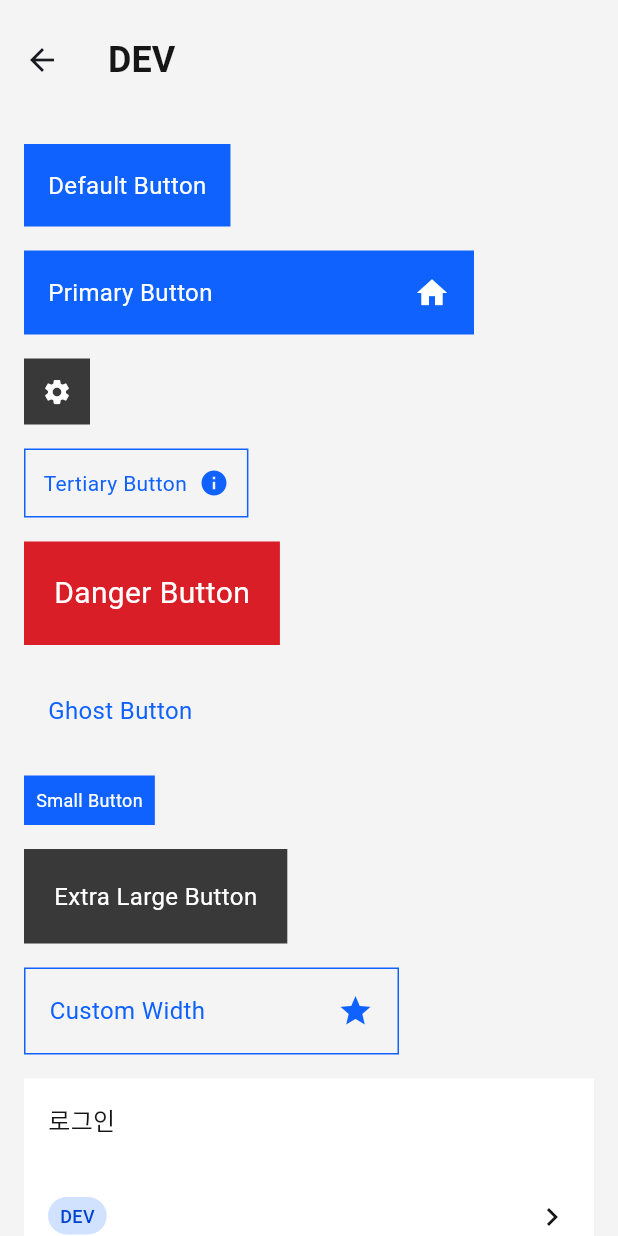
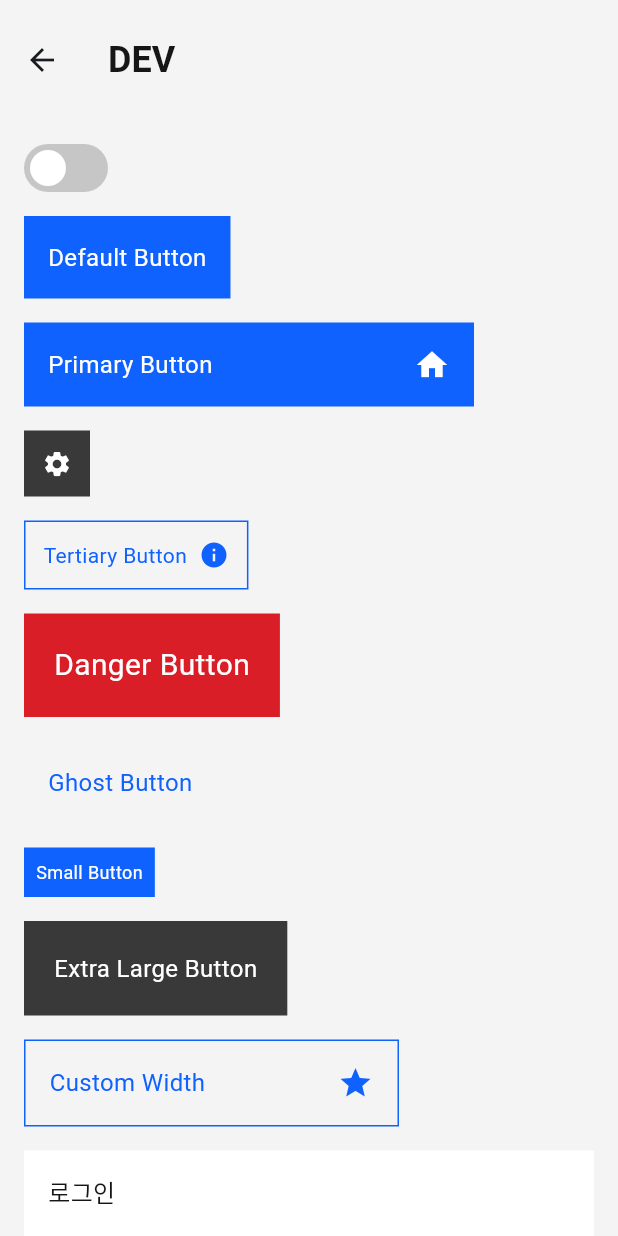
Before and after one commit to joonseo1227/LetsMerge-FE, a Flutter app: the DevPage screen opened directly, on a phone screen of 412 x 824 dp. Run offline on Flutter 3.47's test engine with Material 3 defaults, Android fonts, the light colour scheme and no system bars; our stand-ins replace firebase_auth, firebase_core, flutter_riverpod; accounts and stored records are empty; Roboto replaces fonts that are missing (Pretendard).

Commit message:
feat: c_switch.dart 추가

```diff
--- a/lib/screens/dev_page.dart
+++ b/lib/screens/dev_page.dart
@@ -5,9 +5,17 @@ import 'package:letsmerge/screens/auth/sign_up_page.dart';
 import 'package:letsmerge/screens/settings_page.dart';
 import 'package:letsmerge/widgets/c_button.dart';
 import 'package:letsmerge/widgets/c_ink_well.dart';
+import 'package:letsmerge/widgets/c_switch.dart';
 
-class DevPage extends StatelessWidget {
+class DevPage extends StatefulWidget {
   const DevPage({super.key});
+
+  @override
+  State<DevPage> createState() => _DevPageState();
+}
+
+class _DevPageState extends State<DevPage> {
+  bool isSwitched = false;
 
   @override
   Widget build(BuildContext context) {
@@ -21,6 +29,15 @@ class DevPage extends StatelessWidget {
           child: Column(
             crossAxisAlignment: CrossAxisAlignment.start,
             children: [
+              CSwitch(
+                value: isSwitched,
+                onChanged: (value) {
+                  setState(() {
+                    isSwitched = value;
+                  });
+                },
+              ),
+              SizedBox(height: 16),
               CButton(
                 label: 'Default Button',
                 onTap: () {
--- /dev/null
+++ b/lib/widgets/c_switch.dart
@@ -0,0 +1,83 @@
+import 'package:flutter/material.dart';
+import 'package:letsmerge/config/color.dart';
+
+///
+/// [CSwitch] 커스텀 스위치 위젯
+///
+/// Parameter:
+/// - [onChanged]: 스위치 값이 변경되었을 때 실행되는 콜백 함수
+/// - [value]: 초기 스위치 상태 (true 또는 false)
+///
+class CSwitch extends StatefulWidget {
+  final Function(bool value) onChanged; // 스위치 값 변경 콜백 함수
+  final bool value; // 초기 스위치 상태
+
+  const CSwitch({
+    required this.onChanged,
+    required this.value,
+  });
+
+  @override
+  _CSwitchState createState() => _CSwitchState();
+}
+
+class _CSwitchState extends State<CSwitch> {
+  bool _isSwitched = false; // 현재 스위치 상태
+
+  @override
+  Widget build(BuildContext context) {
+    return GestureDetector(
+      onTap: () {
+        setState(() {
+          // 스위치 상태를 반전
+          _isSwitched = !_isSwitched;
+        });
+
+        // 변경된 상태를 콜백 함수로 전달
+        widget.onChanged(_isSwitched);
+      },
+      child: Stack(
+        alignment: Alignment.center,
+        children: [
+          // 스위치 배경
+          Container(
+            width: 56,
+            height: 32,
+            decoration: BoxDecoration(
+              borderRadius: BorderRadius.circular(32), // 둥근 모서리 처리
+              color: _isSwitched ? blue60 : grey30, // 상태에 따른 색상 변경
+            ),
+          ),
+          // 스위치 핸들 (슬라이더)
+          AnimatedPositioned(
+            duration: Duration(milliseconds: 150), // 애니메이션 지속 시간
+            curve: Curves.easeInOut, // 애니메이션 커브
+            left: _isSwitched ? 28 : 4, // 핸들의 위치 설정
+            child: GestureDetector(
+              onHorizontalDragUpdate: (DragUpdateDetails details) {
+                setState(() {
+                  // 드래그된 위치를 계산하여 스위치 상태를 업데이트
+                  double newPosition = details.localPosition.dx;
+                  if (newPosition < -32) {
+                    newPosition = -32;
+                  } else if (newPosition > 32) {
+                    newPosition = 32;
+                  }
+                  _isSwitched = newPosition > 0.0;
+                });
+              },
+              child: Container(
+                width: 24, // 핸들의 너비
+                height: 24, // 핸들의 높이
+                decoration: BoxDecoration(
+                  shape: BoxShape.circle, // 원형 모양
+                  color: white, // 핸들의 색상
+                ),
+              ),
+            ),
+          ),
+        ],
+      ),
+    );
+  }
+}
```
